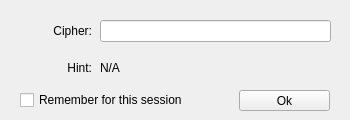
Above: src/ui/wizusercipherform.ui from WizTeam/WizQTClient before the change. Below: the same form after it.
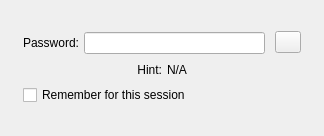
That is the form after the change. Custom widgets are drawn as their Qt base class.

```diff
--- a/src/ui/wizusercipherform.ui
+++ b/src/ui/wizusercipherform.ui
@@ -6,60 +6,113 @@
    <rect>
     <x>0</x>
     <y>0</y>
-    <width>350</width>
-    <height>120</height>
+    <width>324</width>
+    <height>136</height>
    </rect>
   </property>
   <property name="windowTitle">
    <string>Form</string>
   </property>
+  <layout class="QHBoxLayout" name="horizontalLayout_4">
+   <item>
+    <spacer name="horizontalSpacer">
+     <property name="orientation">
+      <enum>Qt::Horizontal</enum>
+     </property>
+     <property name="sizeHint" stdset="0">
+      <size>
+       <width>23</width>
+       <height>17</height>
+      </size>
+     </property>
+    </spacer>
+   </item>
+   <item>
+    <layout class="QVBoxLayout" name="verticalLayout_2">
+     <property name="spacing">
+      <number>5</number>
+     </property>
+     <item>
+      <spacer name="verticalSpacer">
+       <property name="orientation">
+        <enum>Qt::Vertical</enum>
+       </property>
+       <property name="sizeHint" stdset="0">
+        <size>
+         <width>14</width>
+         <height>13</height>
+        </size>
+       </property>
+      </spacer>
+     </item>
+     <item>
+      <layout class="QHBoxLayout" name="horizontalLayout_2">
+       <item>
   <widget class="QLabel" name="label">
-   <property name="geometry">
-    <rect>
-     <x>11</x>
-     <y>20</y>
-     <width>81</width>
-     <height>21</height>
-    </rect>
-   </property>
    <property name="text">
-    <string>Cipher:</string>
+          <string>Password:</string>
    </property>
    <property name="alignment">
     <set>Qt::AlignRight|Qt::AlignTrailing|Qt::AlignVCenter</set>
    </property>
   </widget>
-  <widget class="QLineEdit" name="editUserCipher">
-   <property name="geometry">
-    <rect>
-     <x>100</x>
-     <y>20</y>
-     <width>231</width>
-     <height>22</height>
-    </rect>
-   </property>
-  </widget>
-  <widget class="QPushButton" name="buttonOk">
-   <property name="geometry">
-    <rect>
-     <x>239</x>
-     <y>90</y>
-     <width>91</width>
-     <height>21</height>
-    </rect>
+       </item>
+       <item>
+        <widget class="QLineEdit" name="editUserCipher"/>
+       </item>
+       <item>
+        <layout class="QVBoxLayout" name="verticalLayout">
+         <property name="leftMargin">
+          <number>5</number>
+         </property>
+         <property name="bottomMargin">
+          <number>2</number>
+         </property>
+         <item>
+          <widget class="wizImageButton" name="buttonOk">
+           <property name="sizePolicy">
+            <sizepolicy hsizetype="Minimum" vsizetype="Fixed">
+             <horstretch>0</horstretch>
+             <verstretch>0</verstretch>
+            </sizepolicy>
+           </property>
+           <property name="maximumSize">
+            <size>
+             <width>26</width>
+             <height>26</height>
+            </size>
    </property>
    <property name="text">
-    <string>Ok</string>
-   </property>
-  </widget>
+            <string/>
+           </property>
+          </widget>
+         </item>
+        </layout>
+       </item>
+      </layout>
+     </item>
+     <item>
+      <layout class="QHBoxLayout" name="horizontalLayout">
+       <item>
+        <spacer name="horizontalSpacer_4">
+         <property name="orientation">
+          <enum>Qt::Horizontal</enum>
+         </property>
+         <property name="sizeHint" stdset="0">
+          <size>
+           <width>40</width>
+           <height>20</height>
+          </size>
+         </property>
+        </spacer>
+       </item>
+       <item>
   <widget class="QLabel" name="label_2">
-   <property name="geometry">
-    <rect>
-     <x>11</x>
-     <y>60</y>
-     <width>81</width>
-     <height>16</height>
-    </rect>
+         <property name="sizePolicy">
+          <sizepolicy hsizetype="Maximum" vsizetype="Preferred">
+           <horstretch>0</horstretch>
+           <verstretch>0</verstretch>
+          </sizepolicy>
    </property>
    <property name="text">
     <string>Hint:</string>
@@ -68,15 +121,9 @@
     <set>Qt::AlignRight|Qt::AlignTrailing|Qt::AlignVCenter</set>
    </property>
   </widget>
+       </item>
+       <item>
   <widget class="QLabel" name="labelHint">
-   <property name="geometry">
-    <rect>
-     <x>100</x>
-     <y>60</y>
-     <width>231</width>
-     <height>16</height>
-    </rect>
-   </property>
    <property name="text">
     <string>N/A</string>
    </property>
@@ -84,20 +131,70 @@
     <set>Qt::AlignLeading|Qt::AlignLeft|Qt::AlignVCenter</set>
    </property>
   </widget>
+       </item>
+       <item>
+        <spacer name="horizontalSpacer_3">
+         <property name="orientation">
+          <enum>Qt::Horizontal</enum>
+         </property>
+         <property name="sizeHint" stdset="0">
+          <size>
+           <width>40</width>
+           <height>20</height>
+          </size>
+         </property>
+        </spacer>
+       </item>
+      </layout>
+     </item>
+     <item>
+      <layout class="QHBoxLayout" name="horizontalLayout_3">
+       <item>
   <widget class="QCheckBox" name="checkSave">
-   <property name="geometry">
-    <rect>
-     <x>20</x>
-     <y>90</y>
-     <width>221</width>
-     <height>20</height>
-    </rect>
-   </property>
    <property name="text">
     <string>Remember for this session</string>
    </property>
   </widget>
+       </item>
+      </layout>
+     </item>
+     <item>
+      <spacer name="verticalSpacer_2">
+       <property name="orientation">
+        <enum>Qt::Vertical</enum>
+       </property>
+       <property name="sizeHint" stdset="0">
+        <size>
+         <width>278</width>
+         <height>13</height>
+        </size>
+       </property>
+      </spacer>
+     </item>
+    </layout>
+   </item>
+   <item>
+    <spacer name="horizontalSpacer_2">
+     <property name="orientation">
+      <enum>Qt::Horizontal</enum>
+     </property>
+     <property name="sizeHint" stdset="0">
+      <size>
+       <width>22</width>
+       <height>17</height>
+      </size>
+     </property>
+    </spacer>
+   </item>
+  </layout>
  </widget>
+ <customwidgets>
+  <customwidget>
+   <class>wizImageButton</class>
+   <extends>QPushButton</extends>
+   <header>widgets/wizImageButton.h</header>
+  </customwidget>
+ </customwidgets>
  <tabstops>
   <tabstop>buttonOk</tabstop>
   <tabstop>checkSave</tabstop>
```
Left out of the diff: 3 changed lines with no effect on the pictures. Lines whose indentation alone changed are shown as unchanged.
